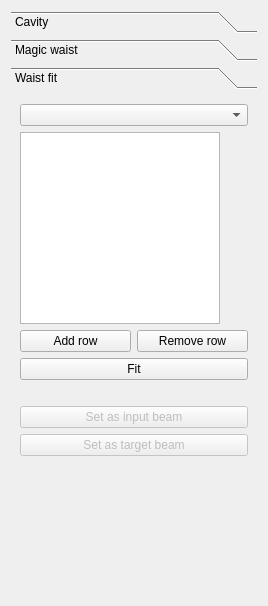
This is gui/GaussianBeamWidget.ui in krokosik/GaussianBeam as Qt 5 draws it before an edit. The edited form follows.
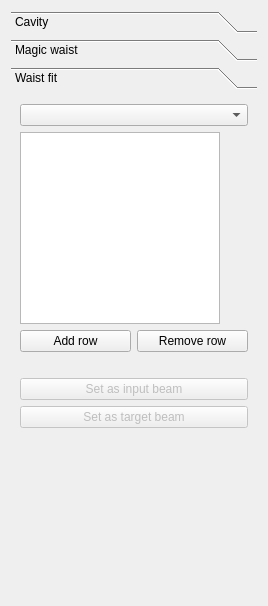
This is the edited form.

Diff of the .ui file:
```diff
--- a/gui/GaussianBeamWidget.ui
+++ b/gui/GaussianBeamWidget.ui
@@ -324,16 +324,6 @@
            </item>
           </layout>
          </item>
-         <item>
-          <widget class="QPushButton" name="pushButton_Fit" >
-           <property name="enabled" >
-            <bool>true</bool>
-           </property>
-           <property name="text" >
-            <string>Fit</string>
-           </property>
-          </widget>
-         </item>
          <item>
           <widget class="QLabel" name="label_FitResult" >
            <property name="text" >
```
Left out of the diff: 14 changed lines with no effect on the pictures.
